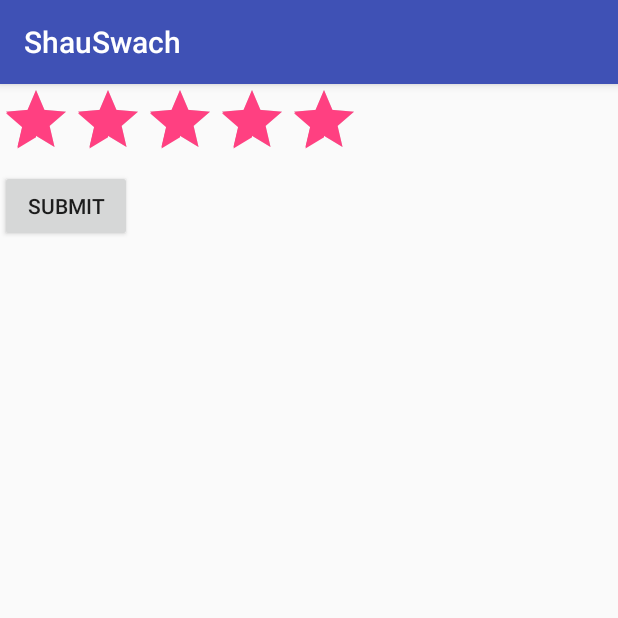
After one commit to nb2998/ShauSwach, an Android app: the RatingActivity screen opened directly, with no data from a screen before it, on a phone screen of 412 x 824 dp, the top half of it. The commit adds this screen. Run offline under Robolectric (Android 15) with nearby library versions, the phone set to English and light mode, and no system bars; our stand-ins replace Firebase (no records; nobody signed in at launch, a user with empty details on screens opened directly).

Commit message:
Rating Activity

```diff
--- a/app/build.gradle
+++ b/app/build.gradle
@@ -31,8 +31,9 @@ dependencies {
     compile 'com.squareup.okhttp3:okhttp:3.8.1'
     compile 'com.squareup.picasso:picasso:2.5.2'
     compile 'com.android.support:support-v4:26.+'
-    compile 'com.android.support:design:26+'
-    compile 'com.android.support:recyclerview-v7:26+'
+    compile 'com.android.support:design:26.+'
+    compile 'com.android.support:recyclerview-v7:26.+'
     compile 'com.jpardogo.materialtabstrip:library:1.0.6'
+    compile 'com.google.firebase:firebase-database:11.0.2'
     testCompile 'junit:junit:4.12'
 }
--- a/app/src/main/AndroidManifest.xml
+++ b/app/src/main/AndroidManifest.xml
@@ -16,6 +16,7 @@
                 <category android:name="android.intent.category.LAUNCHER" />
             </intent-filter>
         </activity>
+        <activity android:name=".Activities.RatingActivity"></activity>
     </application>
 
 </manifest>
--- a/app/src/main/java/com/apps/nishtha/shauswach/Activities/MainActivity.java
+++ b/app/src/main/java/com/apps/nishtha/shauswach/Activities/MainActivity.java
@@ -22,9 +22,9 @@ public class MainActivity extends AppCompatActivity {
         super.onCreate(savedInstanceState);
         setContentView(R.layout.activity_main);
 
-        cardArrayList.add(0,new Card("Scan", R.drawable.scan));
-        cardArrayList.add(1,new Card("Rate", R.drawable.star));
-        cardArrayList.add(2,new Card("Tutorial", R.drawable.tutorial));
+        cardArrayList.add(0,new Card(getString(R.string.scan), R.drawable.scan));
+        cardArrayList.add(1,new Card(getString(R.string.rate), R.drawable.star));
+        cardArrayList.add(2,new Card(getString(R.string.tutorial), R.drawable.tutorial));
 
         recView= (RecyclerView) findViewById(R.id.recView);
         cardAdapter=new CardAdapter(this,cardArrayList);
--- /dev/null
+++ b/app/src/main/java/com/apps/nishtha/shauswach/Activities/RatingActivity.java
@@ -0,0 +1,56 @@
+package com.apps.nishtha.shauswach.Activities;
+
+import android.os.Bundle;
+import android.support.v7.app.AppCompatActivity;
+import android.view.View;
+import android.widget.Button;
+import android.widget.RatingBar;
+import android.widget.Toast;
+
+import com.apps.nishtha.shauswach.R;
+import com.google.firebase.database.DatabaseReference;
+import com.google.firebase.database.FirebaseDatabase;
+
+public class RatingActivity extends AppCompatActivity {
+
+    RatingBar ratingBar;
+    Button btnSubmit;
+    Float rating;
+    FirebaseDatabase fbDb;
+    DatabaseReference dbRef;
+
+    @Override
+    protected void onCreate(Bundle savedInstanceState) {
+        super.onCreate(savedInstanceState);
+        setContentView(R.layout.activity_rating);
+
+        btnSubmit= (Button) findViewById(R.id.btnSubmit);
+        ratingBar= (RatingBar) findViewById(R.id.ratingBar);
+
+        fbDb=FirebaseDatabase.getInstance();
+        dbRef=fbDb.getReference();
+
+        setListenerOnRatingBar();
+        setListenerOnButton();
+    }
+
+    private void setListenerOnRatingBar() {
+        ratingBar.setOnRatingBarChangeListener(new RatingBar.OnRatingBarChangeListener() {
+            @Override
+            public void onRatingChanged(RatingBar ratingBar, float v, boolean b) {
+                rating=v;
+            }
+        });
+    }
+
+    private void setListenerOnButton() {
+        btnSubmit.setOnClickListener(new View.OnClickListener() {
+            @Override
+            public void onClick(View view) {
+                rating=ratingBar.getRating();
+                Toast.makeText(RatingActivity.this,String.valueOf(rating),Toast.LENGTH_SHORT).show();
+
+            }
+        });
+    }
+}
--- /dev/null
+++ b/app/src/main/res/layout/activity_rating.xml
@@ -0,0 +1,24 @@
+<?xml version="1.0" encoding="utf-8"?>
+<LinearLayout xmlns:android="http://schemas.android.com/apk/res/android"
+    xmlns:app="http://schemas.android.com/apk/res-auto"
+    xmlns:tools="http://schemas.android.com/tools"
+    android:layout_width="match_parent"
+    android:layout_height="match_parent"
+    android:orientation="vertical"
+    tools:context="com.apps.nishtha.shauswach.Activities.RatingActivity">
+
+    <RatingBar
+        android:id="@+id/ratingBar"
+        android:layout_width="wrap_content"
+        android:layout_height="wrap_content"
+        android:numStars="5"
+        android:stepSize="1.0"
+        android:rating="5.0" />
+
+    <Button
+        android:id="@+id/btnSubmit"
+        android:layout_width="wrap_content"
+        android:layout_height="wrap_content"
+        android:text="@string/submit"/>
+
+</LinearLayout>
--- a/app/src/main/res/values/strings.xml
+++ b/app/src/main/res/values/strings.xml
@@ -1,3 +1,7 @@
 <resources>
     <string name="app_name">ShauSwach</string>
+    <string name="submit">Submit</string>
+    <string name="scan">Scan QR Code</string>
+    <string name="rate">Rate the washroom</string>
+    <string name="tutorial">Tutorial</string>
 </resources>
```
Also changed, not shown: app/src/main/java/com/apps/nishtha/shauswach/Adapter/CardAdapter.java (+24 -1 lines).
